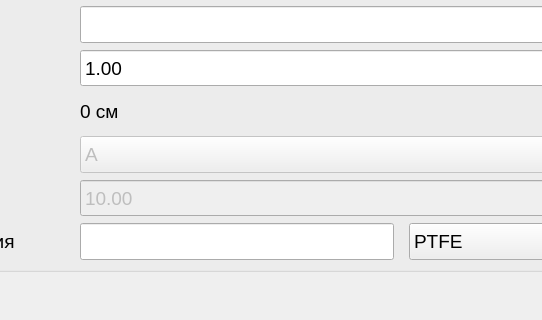
Rekvim/MpiSki, file ValveWindow.ui: the form before one commit; both pictures show x 328 to 870 and y 606 to 926 of the 1073 by 926 pixel window.
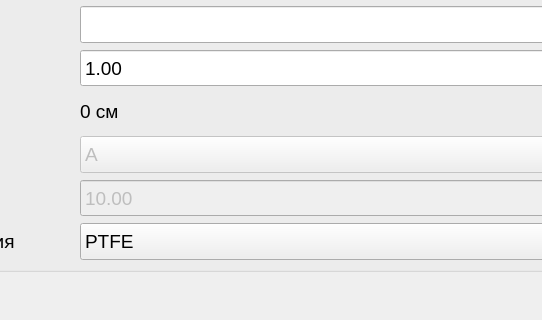
The form after the commit.

Patch:
```diff
--- a/ValveWindow.ui
+++ b/ValveWindow.ui
@@ -1288,28 +1288,6 @@
           </property>
          </widget>
         </item>
-        <item>
-         <widget class="QLineEdit" name="lineEdit_materialStuffingBoxSeal">
-          <property name="sizePolicy">
-           <sizepolicy hsizetype="Preferred" vsizetype="Preferred">
-            <horstretch>0</horstretch>
-            <verstretch>0</verstretch>
-           </sizepolicy>
-          </property>
-          <property name="minimumSize">
-           <size>
-            <width>0</width>
-            <height>0</height>
-           </size>
-          </property>
-          <property name="font">
-           <font>
-            <family>Segoe UI</family>
-            <pointsize>14</pointsize>
-           </font>
-          </property>
-         </widget>
-        </item>
         <item>
          <widget class="QComboBox" name="comboBox_materialStuffingBoxSeal">
           <property name="sizePolicy">
```
